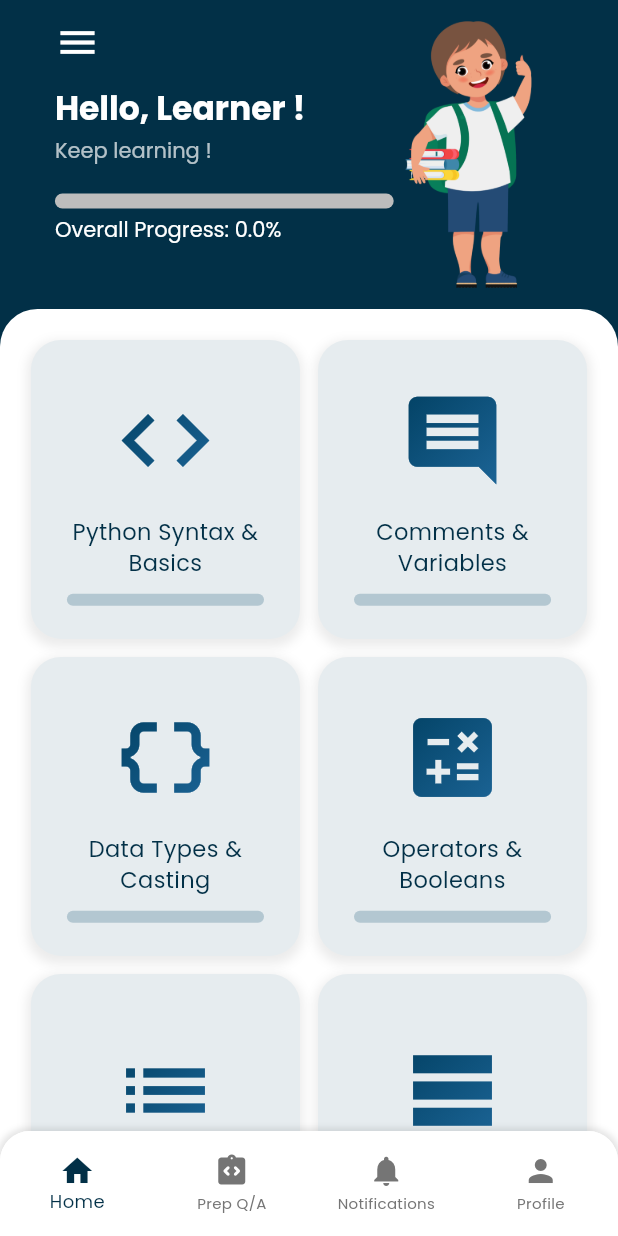
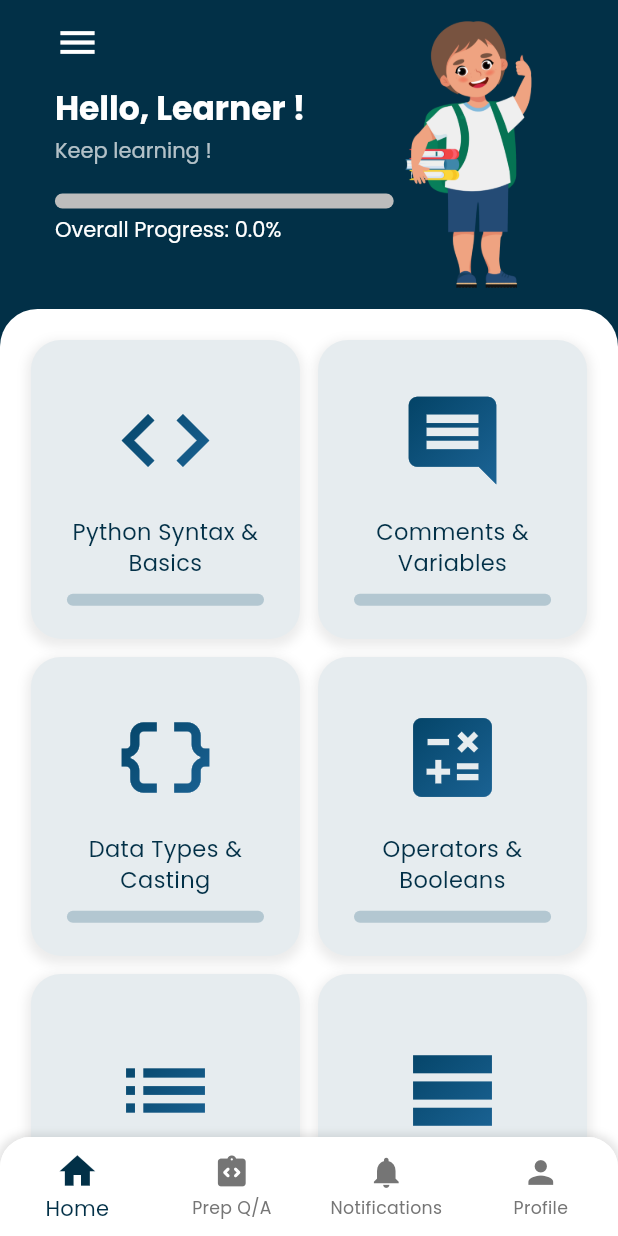
Before and after one commit to Kasuri046/phython-learning-app, a Flutter app: the CustomBottomNavigation screen opened directly with empty values, on a phone screen of 412 x 824 dp. Run offline on Flutter 3.47's test engine with Material 3 defaults, Android fonts, the light colour scheme and no system bars; our stand-ins replace calendar_date_picker2, cloud_firestore, firebase_auth, firebase_core, flutter_highlight, flutter_local_notifications and 7 more; missing offline and left inert: add_2_calendar; accounts and stored records are empty.

Commit message:
Update bottom_navigation.dart

```diff
--- a/python/lib/components/bottom_navigation.dart
+++ b/python/lib/components/bottom_navigation.dart
@@ -7,6 +7,7 @@ import '../screens/homepage.dart';
 import '../screens/profile.dart';
 import '../screens/interview.dart';
 import '../screens/notification.dart';
+
 
 class CustomBottomNavigation extends StatefulWidget {
   final int initialIndex;
@@ -76,6 +77,20 @@ class _CustomBottomNavigationState extends State<CustomBottomNavigation> {
 
   @override
   Widget build(BuildContext context) {
+    final double screenWidth = MediaQuery.of(context).size.width;
+    final double screenHeight = MediaQuery.of(context).size.height;
+    final double navHeight = (screenHeight * 0.08).clamp(60, 80);
+    final double iconSize = (screenWidth * 0.06).clamp(24, 32);
+    final double selectedIconSize = (screenWidth * 0.07).clamp(26, 34);
+    final double selectedFontSize = (screenWidth * 0.035).clamp(12, 14);
+    final double unselectedFontSize = (screenWidth * 0.028).clamp(10, 12);
+    final double badgeSize = (screenWidth * 0.045).clamp(16, 20);
+    final double badgeFontSize = (screenWidth * 0.025).clamp(8, 10);
+    final double badgePadding = (screenWidth * 0.005).clamp(2, 3);
+
+    print("DEBUG: Screen size: ${screenWidth}x${screenHeight}, navHeight: $navHeight, "
+        "iconSize: $iconSize, selectedFontSize: $selectedFontSize");
+
     final List<Widget> items = [
       Homepage(userName: widget.userName),
       const InterviewQuestionsScreen(),
@@ -83,11 +98,16 @@ class _CustomBottomNavigationState extends State<CustomBottomNavigation> {
       ProfileScreen(userName: widget.userName),
     ];
 
-    return Scaffold(
+    return SafeArea(
+      child: Scaffold(
         backgroundColor: Colors.white,
-      body: items[_selectedIndex],
+        body: LayoutBuilder(
+          builder: (context, constraints) {
+            return items[_selectedIndex];
+          },
+        ),
         bottomNavigationBar: Container(
-        height: 70,
+          height: navHeight,
           decoration: BoxDecoration(
             color: Colors.white,
             borderRadius: const BorderRadius.only(
@@ -97,8 +117,8 @@ class _CustomBottomNavigationState extends State<CustomBottomNavigation> {
             boxShadow: [
               BoxShadow(
                 color: Colors.black.withOpacity(0.1),
-              blurRadius: 3,
-              spreadRadius: 2,
+                blurRadius: (screenWidth * 0.01).clamp(3, 5),
+                spreadRadius: (screenWidth * 0.005).clamp(2, 3),
               ),
             ],
           ),
@@ -124,68 +144,85 @@ class _CustomBottomNavigationState extends State<CustomBottomNavigation> {
               unselectedItemColor: Colors.grey.shade600,
               showUnselectedLabels: true,
               elevation: 0,
-            selectedLabelStyle: const TextStyle(
+              selectedLabelStyle: TextStyle(
                 fontFamily: 'Poppins',
-              fontSize: 12,
+                fontSize: selectedFontSize,
                 fontWeight: FontWeight.w500,
               ),
-            unselectedLabelStyle: const TextStyle(
+              unselectedLabelStyle: TextStyle(
                 fontFamily: 'Poppins',
-              fontSize: 10,
+                fontSize: unselectedFontSize,
                 fontWeight: FontWeight.w500,
               ),
+              selectedIconTheme: IconThemeData(size: selectedIconSize),
+              unselectedIconTheme: IconThemeData(size: iconSize),
               items: [
-              const BottomNavigationBarItem(
-                icon: Icon(Icons.home),
+                BottomNavigationBarItem(
+                  icon: Icon(Icons.home, size: _selectedIndex == 0 ? selectedIconSize : iconSize),
                   label: 'Home',
                 ),
-              const BottomNavigationBarItem(
-                icon: Icon(Icons.integration_instructions_rounded),
+                BottomNavigationBarItem(
+                  icon: Icon(Icons.integration_instructions_rounded, size: _selectedIndex == 1 ? selectedIconSize : iconSize),
                   label: 'Prep Q/A',
                 ),
                 BottomNavigationBarItem(
-                icon: _buildNotificationIcon(),
+                  icon: _buildNotificationIcon(
+                    badgeSize: badgeSize,
+                    badgeFontSize: badgeFontSize,
+                    badgePadding: badgePadding,
+                    iconSize: _selectedIndex == 2 ? selectedIconSize : iconSize,
+                  ),
                   label: 'Notifications',
                 ),
-              const BottomNavigationBarItem(
-                icon: Icon(Icons.person),
+                BottomNavigationBarItem(
+                  icon: Icon(Icons.person, size: _selectedIndex == 3 ? selectedIconSize : iconSize),
                   label: 'Profile',
                 ),
               ],
+              landscapeLayout: BottomNavigationBarLandscapeLayout.spread,
+              iconSize: iconSize,
+              selectedFontSize: selectedFontSize,
+              unselectedFontSize: unselectedFontSize,
+            ),
           ),
         ),
       ),
     );
   }
 
-  Widget _buildNotificationIcon() {
+  Widget _buildNotificationIcon({
+    required double badgeSize,
+    required double badgeFontSize,
+    required double badgePadding,
+    required double iconSize,
+  }) {
     return ValueListenableBuilder<int>(
       valueListenable: _unreadCountNotifier,
       builder: (context, unreadCount, child) {
         return Stack(
           alignment: Alignment.topRight,
           children: [
-            const Icon(Icons.notifications),
+            Icon(Icons.notifications, size: iconSize),
             if (unreadCount > 0)
               Positioned(
                 right: 0,
                 top: 0,
                 child: Container(
-                  padding: const EdgeInsets.all(2),
+                  padding: EdgeInsets.all(badgePadding),
                   decoration: const BoxDecoration(
                     color: Colors.red,
                     shape: BoxShape.circle,
                   ),
-                  constraints: const BoxConstraints(
-                    minWidth: 16,
-                    minHeight: 16,
+                  constraints: BoxConstraints(
+                    minWidth: badgeSize,
+                    minHeight: badgeSize,
                   ),
                   child: Center(
                     child: Text(
                       unreadCount > 9 ? '9+' : '$unreadCount',
-                      style: const TextStyle(
+                      style: TextStyle(
                         color: Colors.white,
-                        fontSize: 10,
+                        fontSize: badgeFontSize,
                         fontWeight: FontWeight.bold,
                       ),
                     ),
```
Lines whose indentation alone changed are shown as unchanged.
